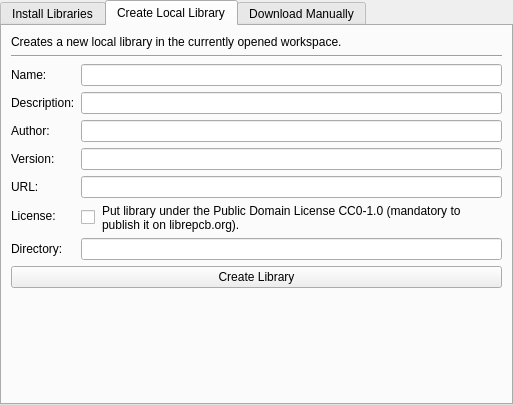
This is libs/librepcb/editor/workspace/librarymanager/addlibrarywidget.ui in LibrePCB/LibrePCB as Qt 5 draws it before an edit. The edited form follows.
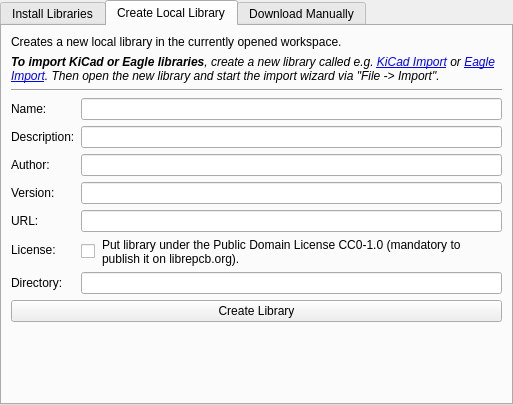
This is the edited form. The open tabs and pages were chosen to show the change. Icons and pictures are not drawn.

Commit message: LibraryManager: Add hint for importing libraries

Diff of the .ui file:
```diff
--- a/libs/librepcb/editor/workspace/librarymanager/addlibrarywidget.ui
+++ b/libs/librepcb/editor/workspace/librarymanager/addlibrarywidget.ui
@@ -91,77 +91,77 @@
          </property>
         </widget>
        </item>
-       <item row="1" column="0" colspan="2">
+       <item row="2" column="0" colspan="2">
         <widget class="Line" name="line">
          <property name="orientation">
           <enum>Qt::Horizontal</enum>
          </property>
         </widget>
        </item>
-       <item row="2" column="0">
+       <item row="3" column="0">
         <widget class="QLabel" name="label">
          <property name="text">
           <string>Name:</string>
          </property>
         </widget>
        </item>
-       <item row="2" column="1">
+       <item row="3" column="1">
         <widget class="QLineEdit" name="edtLocalName">
          <property name="maxLength">
           <number>50</number>
          </property>
         </widget>
        </item>
-       <item row="3" column="0">
+       <item row="4" column="0">
         <widget class="QLabel" name="label_4">
          <property name="text">
           <string>Description:</string>
          </property>
         </widget>
        </item>
-       <item row="3" column="1">
+       <item row="4" column="1">
         <widget class="QLineEdit" name="edtLocalDescription">
          <property name="maxLength">
           <number>100</number>
          </property>
         </widget>
        </item>
-       <item row="4" column="0">
+       <item row="5" column="0">
         <widget class="QLabel" name="label_5">
          <property name="text">
           <string>Author:</string>
          </property>
         </widget>
        </item>
-       <item row="4" column="1">
+       <item row="5" column="1">
         <widget class="QLineEdit" name="edtLocalAuthor">
          <property name="maxLength">
           <number>100</number>
          </property>
         </widget>
        </item>
-       <item row="5" column="0">
+       <item row="6" column="0">
         <widget class="QLabel" name="label_6">
          <property name="text">
           <string>Version:</string>
          </property>
         </widget>
        </item>
-       <item row="5" column="1">
+       <item row="6" column="1">
         <widget class="QLineEdit" name="edtLocalVersion">
          <property name="maxLength">
           <number>100</number>
          </property>
         </widget>
        </item>
-       <item row="8" column="0">
+       <item row="9" column="0">
         <widget class="QLabel" name="label_7">
          <property name="text">
           <string>Directory:</string>
          </property>
         </widget>
        </item>
-       <item row="8" column="1">
+       <item row="9" column="1">
         <widget class="QLineEdit" name="edtLocalDirectory">
          <property name="maxLength">
           <number>60</number>
@@ -171,21 +171,21 @@
          </property>
         </widget>
        </item>
-       <item row="9" column="0" colspan="2">
+       <item row="10" column="0" colspan="2">
         <widget class="QPushButton" name="btnLocalCreate">
          <property name="text">
           <string>Create Library</string>
          </property>
         </widget>
        </item>
-       <item row="7" column="0">
+       <item row="8" column="0">
         <widget class="QLabel" name="label_2">
          <property name="text">
           <string>License:</string>
          </property>
         </widget>
        </item>
-       <item row="7" column="1">
+       <item row="8" column="1">
         <layout class="QHBoxLayout" name="horizontalLayout_2" stretch="0,1,0">
          <property name="spacing">
           <number>7</number>
@@ -239,20 +239,35 @@
          </item>
         </layout>
        </item>
-       <item row="6" column="0">
+       <item row="7" column="0">
         <widget class="QLabel" name="label_3">
          <property name="text">
           <string>URL:</string>
          </property>
         </widget>
        </item>
-       <item row="6" column="1">
+       <item row="7" column="1">
         <widget class="QLineEdit" name="edtLocalUrl">
          <property name="maxLength">
           <number>255</number>
          </property>
         </widget>
        </item>
+       <item row="1" column="0" colspan="2">
+        <widget class="QLabel" name="lblImportNote">
+         <property name="font">
+          <font>
+           <pointsize>9</pointsize>
+          </font>
+         </property>
+         <property name="text">
+          <string>&lt;i&gt;&lt;b&gt;To import KiCad or Eagle libraries&lt;/b&gt;, create a new library called e.g. &lt;a href=&quot;%1&quot;&gt;KiCad Import&lt;/a&gt; or &lt;a href=&quot;%2&quot;&gt;Eagle Import&lt;/a&gt;. Then open the new library and start the import wizard via &amp;quot;File -&amp;gt; Import&amp;quot;.&lt;/i&gt;</string>
+         </property>
+         <property name="wordWrap">
+          <bool>true</bool>
+         </property>
+        </widget>
+       </item>
       </layout>
      </widget>
      <widget class="QWidget" name="tabDownloadManually">
```
The commit also changes 1 other file.
